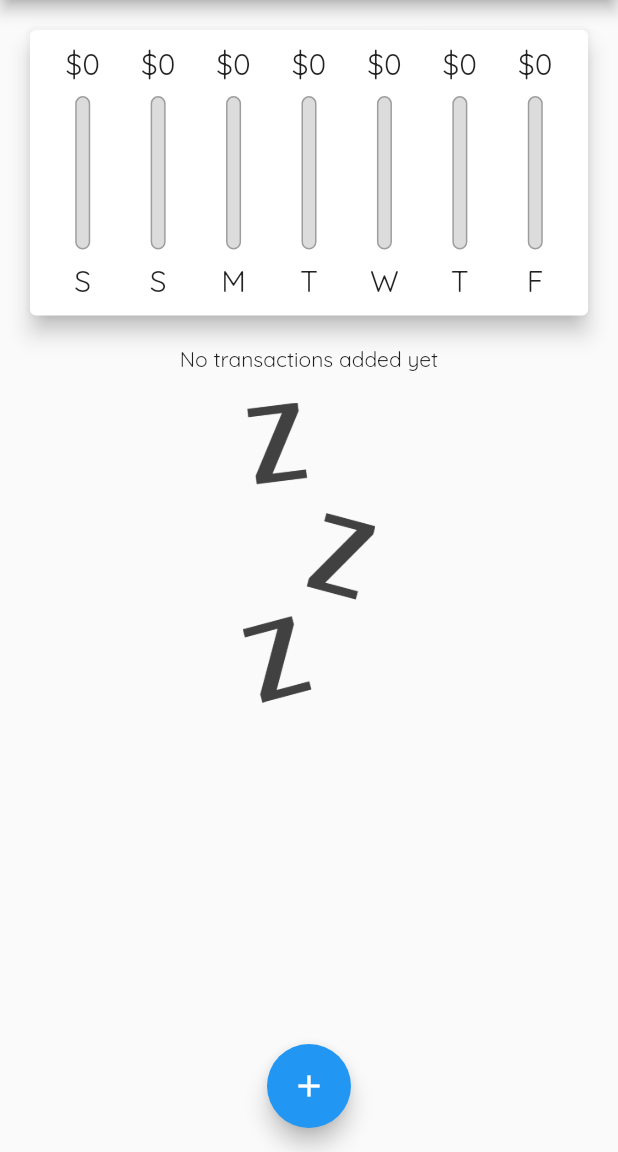
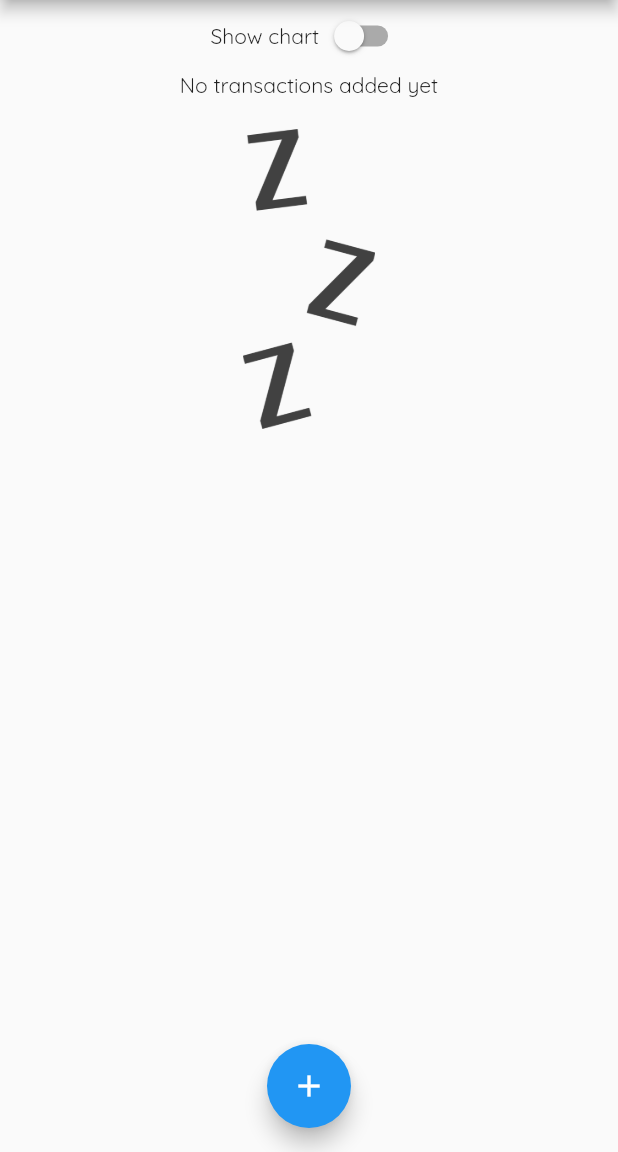
Before and after one commit to Petar81/Expense-Calculator, a Flutter app: the screen it shows after launch, on a phone screen of 412 x 824 dp, the part 84-1236 px from its top. Run offline on Flutter 3.47's test engine with Material 2 defaults, Android fonts, the phone set to English and light mode, and no system bars.

Commit message:
implement show/hide chart slider button

```diff
--- a/lib/main.dart
+++ b/lib/main.dart
@@ -1,5 +1,3 @@
-import 'package:expense_planner/widgets/new_transaction.dart';
-import 'package:expense_planner/widgets/transaction_list.dart';
 import 'package:flutter/material.dart';
 
 import './models/transaction.dart';
@@ -9,6 +7,11 @@ import './widgets/new_transaction.dart';
 import './widgets/chart.dart';
 
 void main() {
+  // USE THIS CODE IF YOU ONLY WANT TO HAVE A PORTRAIT MODE AVAILABLE
+  // WidgetsFlutterBinding.ensureInitialized();
+  // SystemChrome.setPreferredOrientations(
+  //   [DeviceOrientation.portraitUp, DeviceOrientation.portraitDown],
+  // ); - don't forget to import 'package:flutter/services.dart';
   runApp(const MyApp());
 }
 
@@ -58,6 +61,8 @@ class _MyHomePageState extends State<MyHomePage> {
     // Transaction(
     //     id: 't2', title: 'Groceries', amount: 109.99, date: DateTime.now()),
   ];
+
+  bool _showChart = false;
 
   List<Transaction> get _recentTransactions {
     return _userTransactions.where((tx) {
@@ -119,20 +124,35 @@ class _MyHomePageState extends State<MyHomePage> {
           // mainAxisAlignment: MainAxisAlignment.start,
           crossAxisAlignment: CrossAxisAlignment.stretch,
           children: <Widget>[
+            Row(
+              mainAxisAlignment: MainAxisAlignment.center,
+              children: <Widget>[
+                const Text('Show chart'),
+                Switch(
+                    value: _showChart,
+                    onChanged: (val) {
+                      setState(() {
+                        _showChart = val;
+                      });
+                    }),
+              ],
+            ),
             // ignore: sized_box_for_whitespace
-            SizedBox(
+            _showChart
+                ? SizedBox(
                     height: (MediaQuery.of(context).size.height -
                             appBar.preferredSize.height -
                             MediaQuery.of(context).padding.top) *
                         0.3,
                     child: Chart(_recentTransactions),
-            ),
-            SizedBox(
+                  )
+                : SizedBox(
                     height: (MediaQuery.of(context).size.height -
                             appBar.preferredSize.height -
                             MediaQuery.of(context).padding.top) *
                         0.7,
-                child: TransactionList(_userTransactions, _deleteTransaction)),
+                    child:
+                        TransactionList(_userTransactions, _deleteTransaction)),
           ],
           // Center is a layout widget. It takes a single child and positions it
           // in the middle of the parent.
```
Lines whose indentation alone changed are shown as unchanged.
